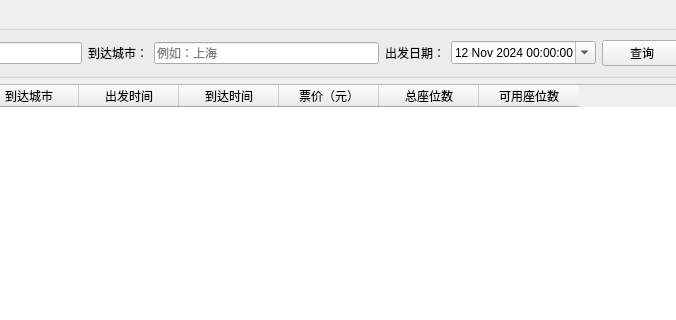
First picture: the form in flightmanager.ui, repository sheldonshi115/Flight_Tickets_System-FlyOver-, before the edit; both pictures show x 233 to 909 and y 0 to 320 of the 1024 by 600 pixel window.
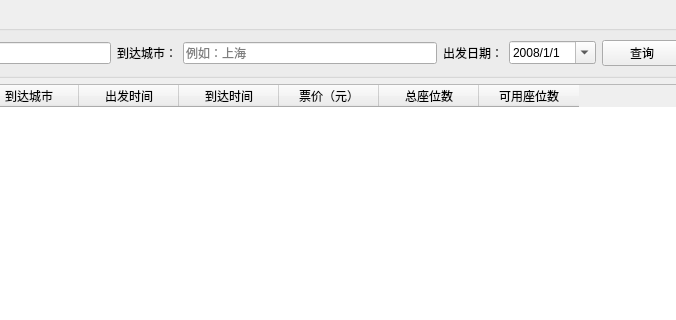
Second picture: the form after the edit.

Commit message: 将航班名称多样化，修复了一些问题

```diff
--- a/flightmanager.ui
+++ b/flightmanager.ui
@@ -57,13 +57,26 @@
       </item>
       <item>
        <widget class="QDateTimeEdit" name="dateEdit">
+        <property name="dateTime">
+         <datetime>
+          <hour>0</hour>
+          <minute>0</minute>
+          <second>0</second>
+          <year>2008</year>
+          <month>1</month>
+          <day>1</day>
+         </datetime>
+        </property>
         <property name="date">
          <date>
-          <year>2024</year>
-          <month>11</month>
-          <day>12</day>
+          <year>2008</year>
+          <month>1</month>
+          <day>1</day>
          </date>
         </property>
+        <property name="displayFormat">
+         <string>yyyy/M/d</string>
+        </property>
         <property name="calendarPopup">
          <bool>true</bool>
         </property>
```
The commit also changes 2 other files.
